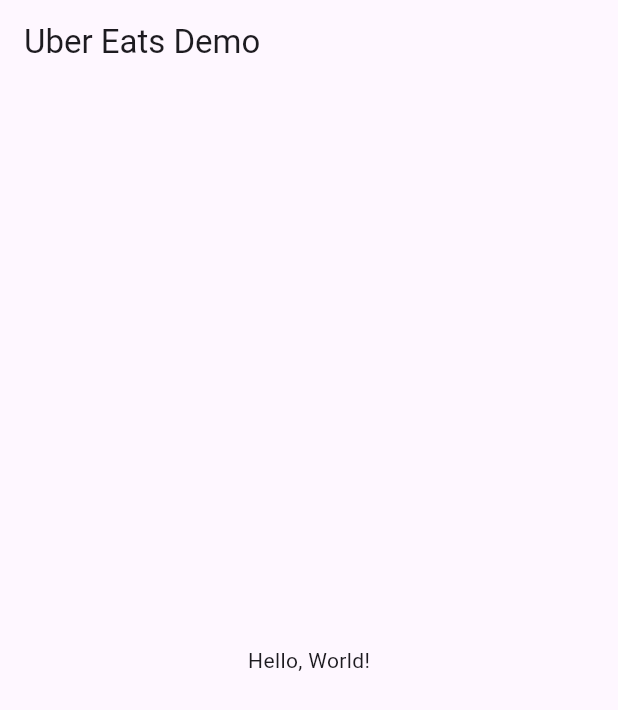
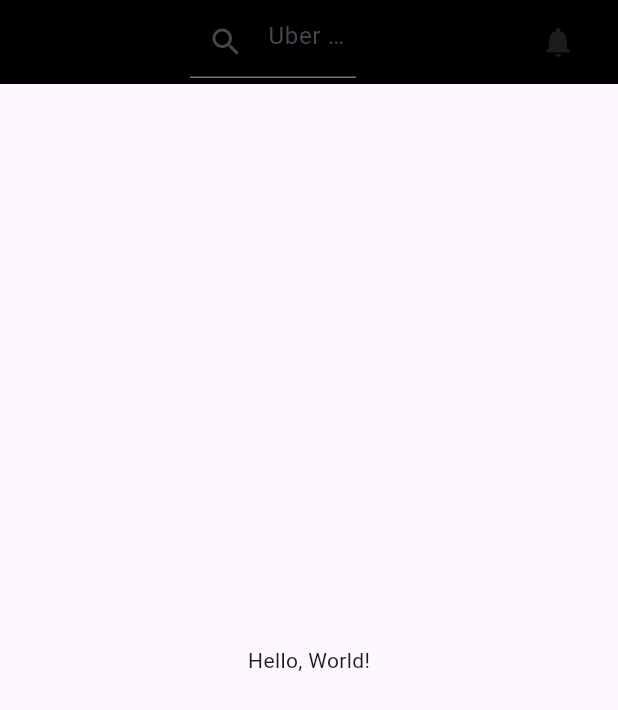
Before and after one commit to Billy272/eats_demo, a Flutter app: the screen it shows after launch, on a phone screen of 412 x 824 dp. Shown: the top 710 px of the screen. Run offline on Flutter 3.47's test engine with Material 3 defaults, Android fonts, the phone set to English and light mode, and no system bars.

Commit message:
Update app bar in main.dart

```diff
--- a/uber_eats_demo/lib/main.dart
+++ b/uber_eats_demo/lib/main.dart
@@ -10,6 +10,7 @@
   @override
   Widget build(BuildContext context) {
     return MaterialApp(
+      debugShowCheckedModeBanner: false,
       title: 'Uber Eats Demo',
       theme: ThemeData(
         primarySwatch: Colors.blue,
@@ -31,7 +32,25 @@
   Widget build(BuildContext context) {
     return Scaffold(
       appBar: AppBar(
-        title: const Text('Uber Eats Demo'),
+        backgroundColor: Colors.black,
+        title: Row(
+          children: <Widget>[
+            const Spacer(),
+            const Expanded(
+              child: TextField(
+                decoration: InputDecoration(
+                  prefixIcon: Icon(Icons.search),
+                  hintText: 'Uber Eats Demo Search...',
+                ),
+              ),
+            ),
+            const Spacer(),
+            IconButton(
+              icon: const Icon(Icons.notifications),
+              onPressed: () {},
+            )
+          ],
+        ),
       ),
       body: const Center(
         child: Text('Hello, World!'),
```
